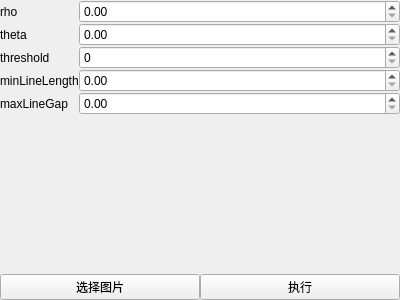
ngzHappy/oct2, file opencv_imgproc/opencv_HoughLinesP/ControlItem.ui: the form before one commit.
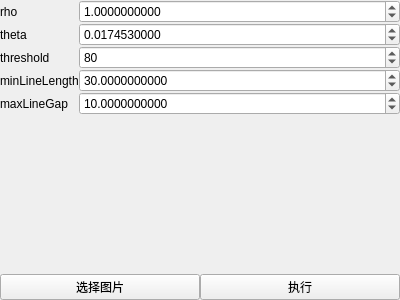
The form after the commit.

```diff
--- a/opencv_imgproc/opencv_HoughLinesP/ControlItem.ui
+++ b/opencv_imgproc/opencv_HoughLinesP/ControlItem.ui
@@ -45,7 +45,23 @@
       </widget>
      </item>
      <item row="0" column="1">
-      <widget class="QDoubleSpinBox" name="rhoDoubleSpinBox"/>
+      <widget class="QDoubleSpinBox" name="rhoDoubleSpinBox">
+       <property name="decimals">
+        <number>10</number>
+       </property>
+       <property name="minimum">
+        <double>-9999.000000000000000</double>
+       </property>
+       <property name="maximum">
+        <double>9999.000000000000000</double>
+       </property>
+       <property name="singleStep">
+        <double>0.300000000000000</double>
+       </property>
+       <property name="value">
+        <double>1.000000000000000</double>
+       </property>
+      </widget>
      </item>
      <item row="1" column="0">
       <widget class="QLabel" name="thetaLabel">
@@ -55,7 +71,23 @@
       </widget>
      </item>
      <item row="1" column="1">
-      <widget class="QDoubleSpinBox" name="thetaDoubleSpinBox"/>
+      <widget class="QDoubleSpinBox" name="thetaDoubleSpinBox">
+       <property name="decimals">
+        <number>10</number>
+       </property>
+       <property name="minimum">
+        <double>-9999.000000000000000</double>
+       </property>
+       <property name="maximum">
+        <double>9999.000000000000000</double>
+       </property>
+       <property name="singleStep">
+        <double>0.010000000000000</double>
+       </property>
+       <property name="value">
+        <double>0.017453000000000</double>
+       </property>
+      </widget>
      </item>
      <item row="2" column="0">
       <widget class="QLabel" name="thresholdLabel">
@@ -65,7 +97,17 @@
       </widget>
      </item>
      <item row="2" column="1">
-      <widget class="QSpinBox" name="thresholdSpinBox"/>
+      <widget class="QSpinBox" name="thresholdSpinBox">
+       <property name="minimum">
+        <number>-9999</number>
+       </property>
+       <property name="maximum">
+        <number>9999</number>
+       </property>
+       <property name="value">
+        <number>80</number>
+       </property>
+      </widget>
      </item>
      <item row="3" column="0">
       <widget class="QLabel" name="minLineLengthLabel">
@@ -75,7 +117,23 @@
       </widget>
      </item>
      <item row="3" column="1">
-      <widget class="QDoubleSpinBox" name="minLineLengthDoubleSpinBox"/>
+      <widget class="QDoubleSpinBox" name="minLineLengthDoubleSpinBox">
+       <property name="decimals">
+        <number>10</number>
+       </property>
+       <property name="minimum">
+        <double>-9999.000000000000000</double>
+       </property>
+       <property name="maximum">
+        <double>99999.000000000000000</double>
+       </property>
+       <property name="singleStep">
+        <double>0.500000000000000</double>
+       </property>
+       <property name="value">
+        <double>30.000000000000000</double>
+       </property>
+      </widget>
      </item>
      <item row="4" column="0">
       <widget class="QLabel" name="maxLineGapLabel">
@@ -85,7 +143,23 @@
       </widget>
      </item>
      <item row="4" column="1">
-      <widget class="QDoubleSpinBox" name="maxLineGapDoubleSpinBox"/>
+      <widget class="QDoubleSpinBox" name="maxLineGapDoubleSpinBox">
+       <property name="decimals">
+        <number>10</number>
+       </property>
+       <property name="minimum">
+        <double>-9999.000000000000000</double>
+       </property>
+       <property name="maximum">
+        <double>9999.000000000000000</double>
+       </property>
+       <property name="singleStep">
+        <double>0.500000000000000</double>
+       </property>
+       <property name="value">
+        <double>10.000000000000000</double>
+       </property>
+      </widget>
      </item>
     </layout>
    </item>
```
